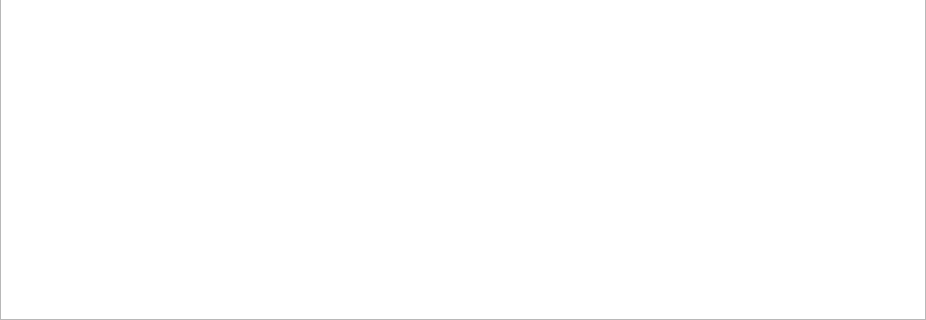
This is CarRentalManagement/ui/tabwidget/clientmanagermentwidget.ui in longcp/CarRentalManagement as Qt 5 draws it before an edit; both pictures show x 0 to 926 and y 371 to 691 of the 926 by 691 pixel window. The edited form follows.
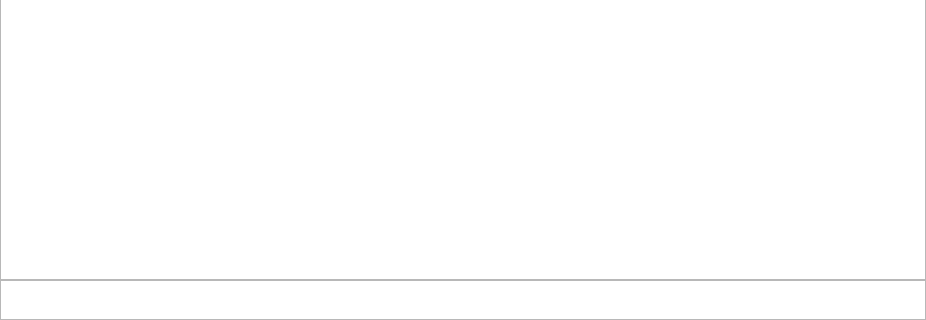
This is the edited form.

Commit message: 客户界面：添加合计功能

```diff
--- a/CarRentalManagement/ui/tabwidget/clientmanagermentwidget.ui
+++ b/CarRentalManagement/ui/tabwidget/clientmanagermentwidget.ui
@@ -254,6 +254,16 @@
    <item>
     <widget class="QTableView" name="clientTableView"/>
    </item>
+   <item>
+    <widget class="QTableView" name="sumTableView">
+     <property name="maximumSize">
+      <size>
+       <width>16777215</width>
+       <height>40</height>
+      </size>
+     </property>
+    </widget>
+   </item>
   </layout>
  </widget>
  <resources/>
```
The commit also changes 2 other files.
